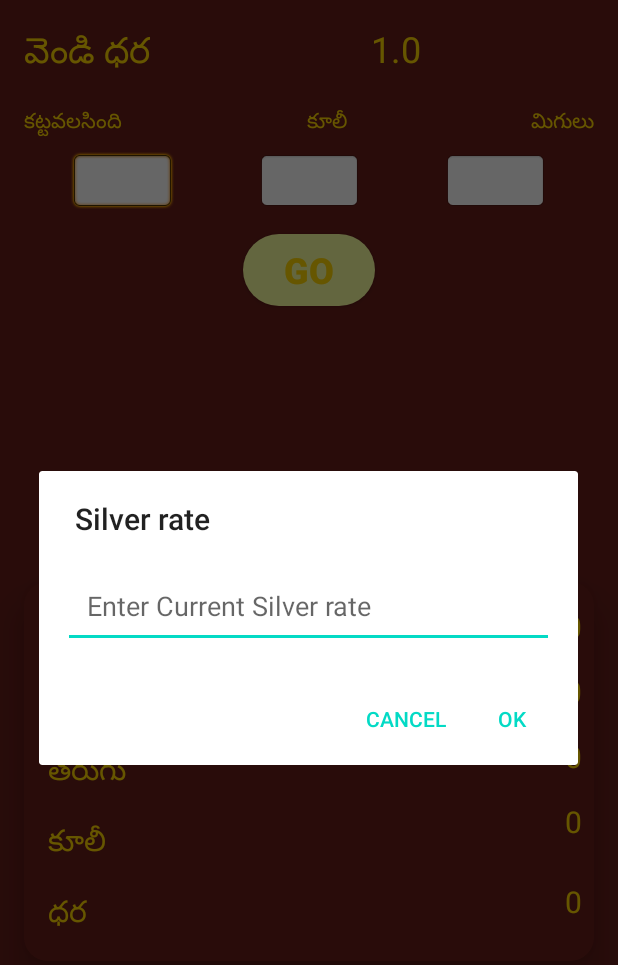
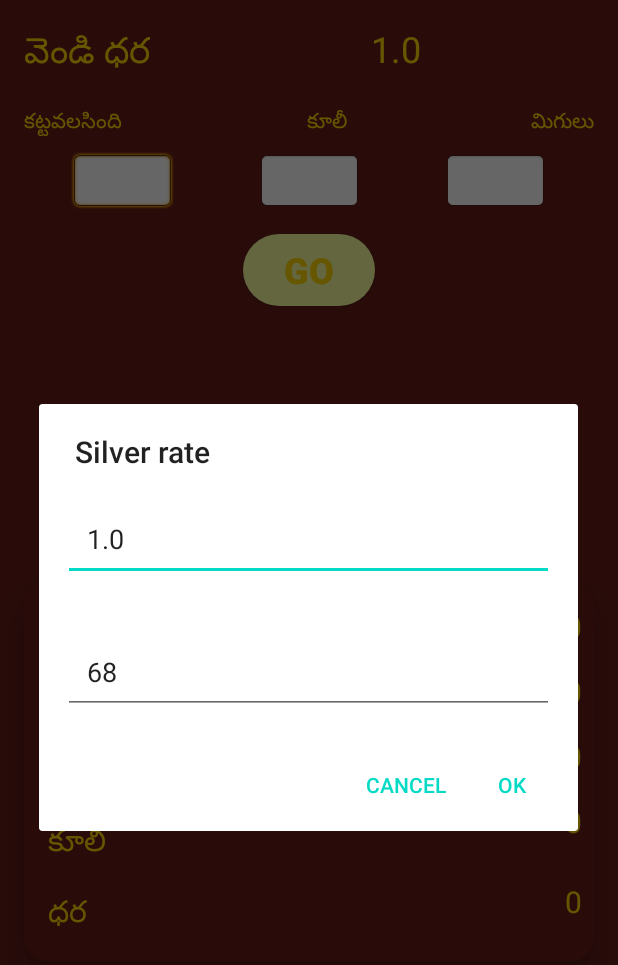
Before and after one commit to ajithr1/S-Rate-Cal, an Android app: the screen it shows after launch (MainActivity), after a tap on "1.0", on a phone screen of 412 x 824 dp. Shown: the top 965 px of the screen. Run offline under Robolectric (Android 15) with nearby library versions, the phone set to English and light mode, and no system bars.

Commit message:
Option to change Tarugu percentage.

```diff
--- a/app/build.gradle
+++ b/app/build.gradle
@@ -9,7 +9,7 @@ android {
         minSdkVersion 21
         targetSdkVersion 29
         versionCode 1
-        versionName "1.2.1"
+        versionName "1.2.2"
 
         testInstrumentationRunner "androidx.test.runner.AndroidJUnitRunner"
     }
--- a/app/src/main/java/com/ajith/silverprice/EditDialog.java
+++ b/app/src/main/java/com/ajith/silverprice/EditDialog.java
@@ -6,6 +6,7 @@ import android.content.Context;
 import android.content.DialogInterface;
 import android.os.Bundle;
 import android.text.TextUtils;
+import android.util.Log;
 import android.view.LayoutInflater;
 import android.view.View;
 import android.widget.EditText;
@@ -18,8 +19,16 @@ import java.util.Objects;
 
 public class EditDialog extends AppCompatDialogFragment {
 
-    private EditText editTextUsername;
+    private EditText editTextUsername, editTextPercent;
     private ExampleDialogListener listener;
+
+    private String rate;
+    private int percent;
+
+    EditDialog(String rate, int percent) {
+        this.rate = rate;
+        this.percent = percent;
+    }
 
     @NonNull
     @Override
@@ -28,6 +37,8 @@ public class EditDialog extends AppCompatDialogFragment {
 
         LayoutInflater inflater = getActivity().getLayoutInflater();
         @SuppressLint("InflateParams") View view = inflater.inflate(R.layout.layout_dialog, null);
+
+        Log.d("ajju", "onCreateDialog: "+rate +"  " + percent);
 
         builder.setView(view)
                 .setTitle("Silver rate")
@@ -41,11 +52,16 @@ public class EditDialog extends AppCompatDialogFragment {
                     @Override
                     public void onClick(DialogInterface dialogInterface, int i) {
                         String username = editTextUsername.getText().toString();
-                        listener.applyTexts(username);
+                        String percent = editTextPercent.getText().toString();
+                        listener.applyTexts(username, percent);
                     }
                 });
 
         editTextUsername = view.findViewById(R.id.edit_username);
+        editTextPercent = view.findViewById(R.id.edit_percent);
+
+        editTextUsername.setText(rate);
+        editTextPercent.setText(String.valueOf(percent));
 
         return builder.create();
     }
@@ -62,6 +78,6 @@ public class EditDialog extends AppCompatDialogFragment {
     }
 
     public interface ExampleDialogListener {
-        void applyTexts(String username);
+        void applyTexts(String username, String percent);
     }
 }
--- a/app/src/main/java/com/ajith/silverprice/MainActivity.java
+++ b/app/src/main/java/com/ajith/silverprice/MainActivity.java
@@ -21,6 +21,7 @@ public class MainActivity extends AppCompatActivity implements EditDialog.Exampl
     private CardView cardView;
 
     float cost;
+    int percent;
 
     @Override
     protected void onCreate(Bundle savedInstanceState) {
@@ -41,8 +42,10 @@ public class MainActivity extends AppCompatActivity implements EditDialog.Exampl
 
         SharedPreferences sharedPref = getPreferences(Context.MODE_PRIVATE);
         float highScore = sharedPref.getFloat("ajith", 1);
+        int percentage = sharedPref.getInt("percentage", 68);
 
         cost = highScore;
+        percent = percentage;
 
         price.setText(String.valueOf(highScore));
     }
@@ -54,7 +57,8 @@ public class MainActivity extends AppCompatActivity implements EditDialog.Exampl
         SharedPreferences sharedPreferences = getPreferences(Context.MODE_PRIVATE);
         SharedPreferences.Editor editor = sharedPreferences.edit();
 
-        editor.putFloat("ajith", cost);
+        editor.putFloat("price", cost);
+        editor.putInt("percentage", percent);
         editor.apply();
     }
 
@@ -99,9 +103,7 @@ public class MainActivity extends AppCompatActivity implements EditDialog.Exampl
             return null;
         }else {
             cardView.setVisibility(View.VISIBLE);
-            double a = 0.68 * old;
-
-            //String.format("%.2f", a)
+            double a = 0.01 * percent * old;
 
             left.setText(String.format("%.2f", a));
             pay.setText(String.format("%.2f", (new_wt - a)));
@@ -114,22 +116,22 @@ public class MainActivity extends AppCompatActivity implements EditDialog.Exampl
 
     public void insert(View view) {
         openDialog();
-
     }
 
     public void openDialog() {
-        EditDialog exampleDialog = new EditDialog();
+        EditDialog exampleDialog = new EditDialog(price.getText().toString(), percent);
         exampleDialog.show(getSupportFragmentManager(), "example dialog");
     }
 
     @Override
-    public void applyTexts(String username) {
+    public void applyTexts(String username, String per) {
 
         if (username.equals("")){
             price.setText("0");
         }else {
             price.setText(username);
 
+            percent = Integer.parseInt(per);
             cost = Float.parseFloat(username);
         }
     }
--- a/app/src/main/res/layout/layout_dialog.xml
+++ b/app/src/main/res/layout/layout_dialog.xml
@@ -17,4 +17,15 @@
         android:inputType="numberDecimal"
         android:autofillHints="" />
 
+    <EditText
+        android:id="@+id/edit_percent"
+        android:layout_width="match_parent"
+        android:layout_height="wrap_content"
+        android:ems="10"
+        android:layout_margin="16dp"
+        android:padding="16dp"
+        android:hint="@string/enter_percent"
+        android:inputType="number"
+        android:autofillHints=""/>
+
 </LinearLayout>
--- a/app/src/main/res/values/strings.xml
+++ b/app/src/main/res/values/strings.xml
@@ -9,6 +9,7 @@
     <string name="tarugu">తరుగు</string>
     <string name="_0">0</string>
     <string name="go">go</string>
+    <string name="enter_percent">Enter percent</string>
 
     <string-array name="values">
         <item>200</item>
```
